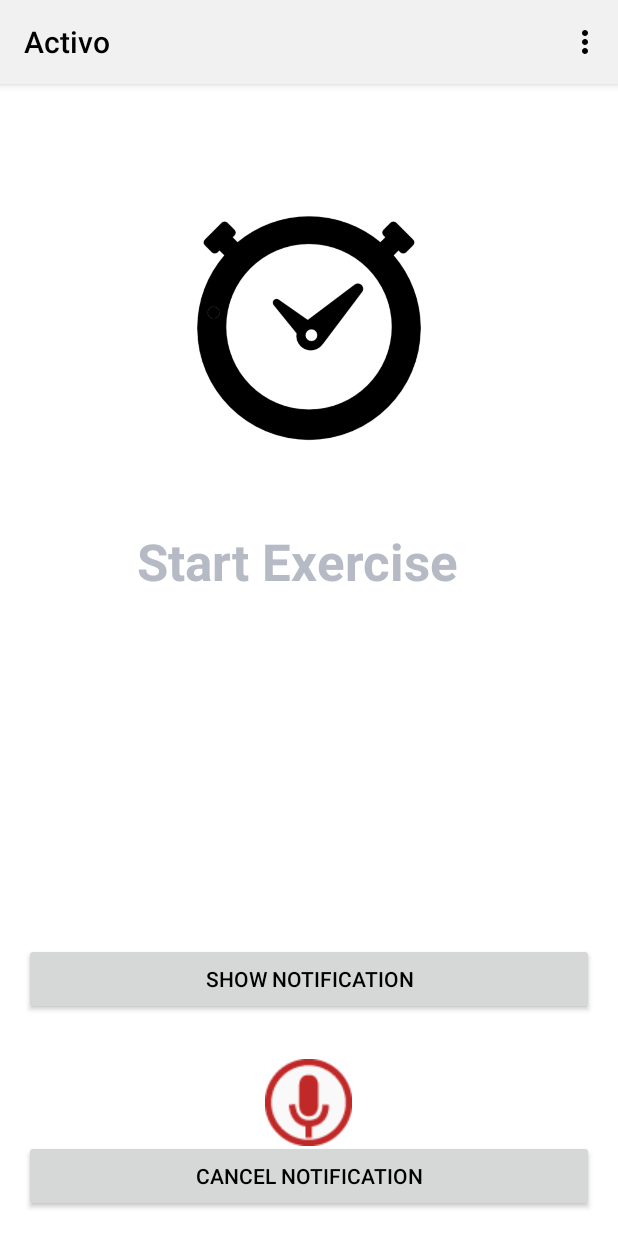
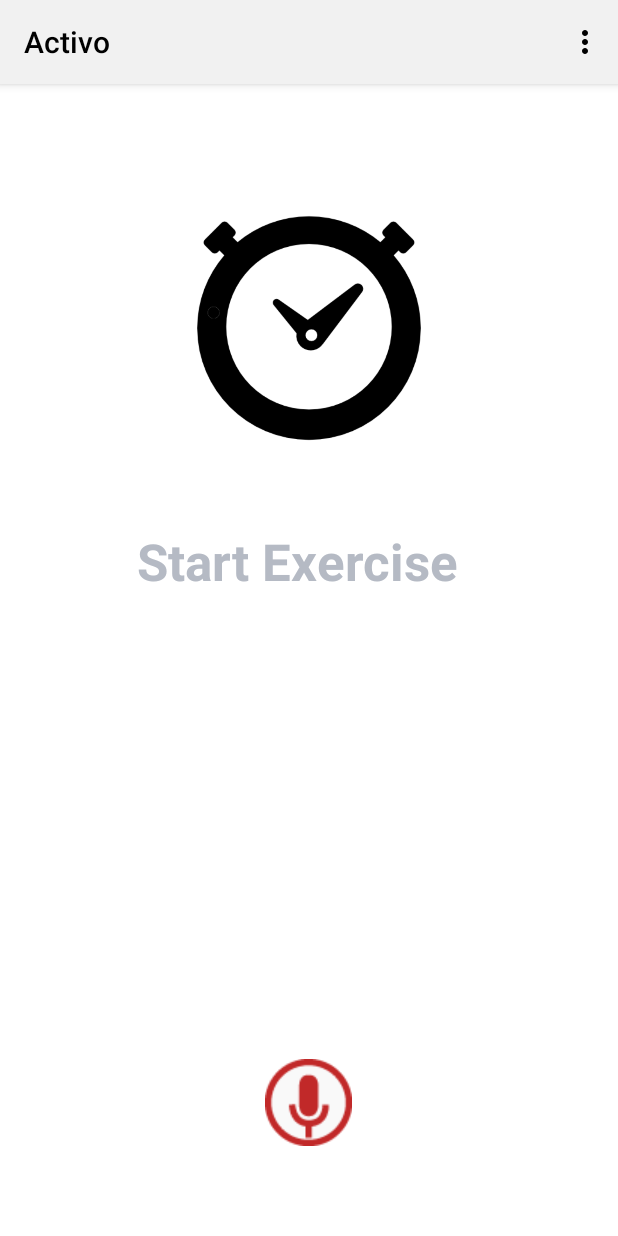
Before and after one commit to seren/activo, an Android app: the screen it shows after launch (HomeActivity), on a phone screen of 412 x 824 dp. Run offline under Robolectric (Android 15) with nearby library versions, the phone set to English and light mode, and no system bars; 2 statements that could not run were skipped.

Commit message:
delete uneuseful buttons

```diff
--- a/Activo/app/src/main/res/layout/activity_home.xml
+++ b/Activo/app/src/main/res/layout/activity_home.xml
@@ -50,25 +50,6 @@
         android:layout_height="wrap_content"
         android:id="@+id/relativeLayout">
 
-        <Button
-            android:id="@+id/btnShowNotification"
-            android:layout_width="fill_parent"
-            android:layout_height="wrap_content"
-            android:text="Show Notification"
-            android:layout_above="@+id/btnCancelNotification"
-            android:layout_alignParentLeft="true">
-        </Button>
-
-        <Button
-            android:id="@+id/btnCancelNotification"
-            android:layout_width="386dp"
-            android:layout_height="wrap_content"
-            android:text="Cancel Notification"
-            android:layout_alignParentBottom="true"
-            android:layout_alignParentLeft="true"
-            android:layout_marginBottom="83dp">
-        </Button>
-
     </RelativeLayout>
 
 </RelativeLayout>
```
